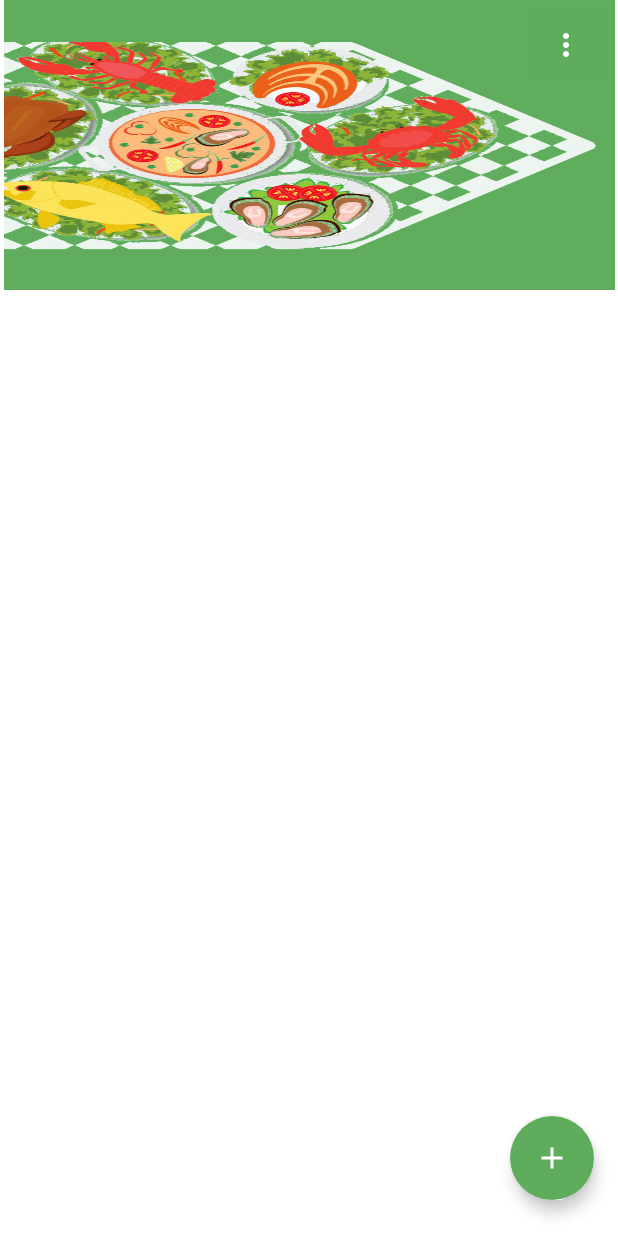
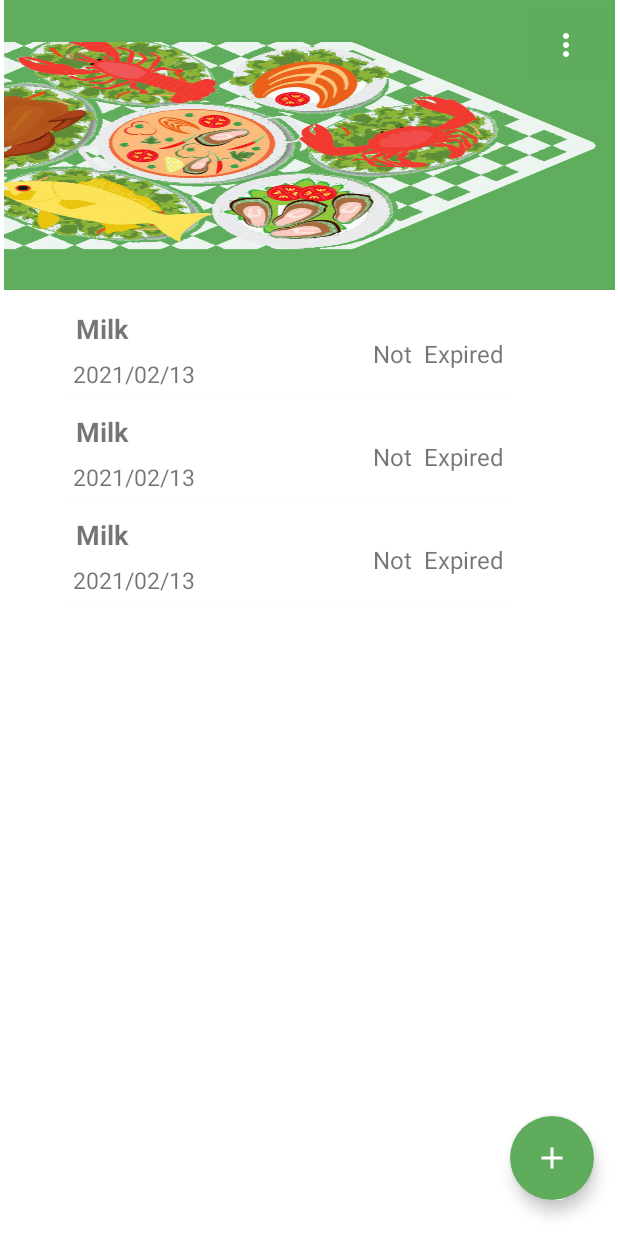
Before and after one commit to neel2468/ExpiryTracker, an Android app: the layout activity_home.xml on its own in the app's theme, with its tools: preview values and no code run, on a phone screen of 412 x 824 dp. Run offline under Robolectric (Android 15) with nearby library versions, the phone set to English and light mode, and no system bars.

Commit message:
integrated barcode and created product list screen with dummy json data

```diff
--- a/ClientApp/app/build.gradle
+++ b/ClientApp/app/build.gradle
@@ -8,7 +8,7 @@ android {
 
     defaultConfig {
         applicationId "com.example.expirytracker"
-        minSdkVersion 16
+        minSdkVersion 24
         targetSdkVersion 30
         versionCode 1
         versionName "1.0"
@@ -42,4 +42,5 @@ dependencies {
     testImplementation 'junit:junit:4.+'
     androidTestImplementation 'androidx.test.ext:junit:1.1.2'
     androidTestImplementation 'androidx.test.espresso:espresso-core:3.3.0'
+    implementation('com.journeyapps:zxing-android-embedded:4.1.0')
 }
--- /dev/null
+++ b/ClientApp/app/src/main/java/com/example/expirytracker/CaptureAct.java
@@ -0,0 +1,6 @@
+package com.example.expirytracker;
+
+import com.journeyapps.barcodescanner.CaptureActivity;
+
+public class CaptureAct extends CaptureActivity {
+}
--- a/ClientApp/app/src/main/res/layout/activity_home.xml
+++ b/ClientApp/app/src/main/res/layout/activity_home.xml
@@ -58,31 +58,62 @@
         app:srcCompat="@drawable/ic_keyboard"
         app:tint="#60AC5D" />
 
-    <TextView
+
+    <androidx.cardview.widget.CardView
         android:id="@+id/form_msg"
         android:layout_width="wrap_content"
-        android:layout_height="wrap_content"
-        android:layout_marginEnd="12dp"
-        android:layout_marginRight="12dp"
-        android:layout_marginBottom="28dp"
-        android:text="Type manually"
-        android:textColor="#60AC5D"
+        android:layout_height="38dp"
+        android:layout_marginEnd="4dp"
+        android:layout_marginRight="4dp"
+        android:elevation="10dp"
         android:visibility="invisible"
+        app:cardCornerRadius="15dp"
         app:layout_constraintBottom_toBottomOf="@+id/form_btn"
-        app:layout_constraintEnd_toStartOf="@+id/form_btn" />
+        app:layout_constraintEnd_toStartOf="@+id/form_btn"
+        app:layout_constraintTop_toTopOf="@+id/form_btn"
+        app:layout_constraintVertical_bias="0.388">
 
-    <TextView
+        <TextView
+            android:layout_width="match_parent"
+            android:layout_height="match_parent"
+            android:layout_marginLeft="8dp"
+            android:layout_marginTop="8dp"
+            android:layout_marginRight="8dp"
+            android:layout_marginBottom="8dp"
+            android:text="Type manually"
+            android:textColor="#60AC5D"
+            app:layout_constraintBottom_toBottomOf="@+id/form_btn"
+            app:layout_constraintEnd_toStartOf="@+id/form_btn" />
+
+    </androidx.cardview.widget.CardView>
+
+    <androidx.cardview.widget.CardView
         android:id="@+id/barcode_msg"
         android:layout_width="wrap_content"
-        android:layout_height="wrap_content"
-        android:layout_marginEnd="16dp"
-        android:layout_marginRight="16dp"
-        android:layout_marginBottom="24dp"
-        android:text="Scan barcode"
-        android:textColor="#60AC5D"
+        android:layout_height="38dp"
+        android:layout_marginEnd="4dp"
+        android:layout_marginRight="4dp"
+        android:elevation="10dp"
         android:visibility="invisible"
+        app:cardCornerRadius="15dp"
         app:layout_constraintBottom_toBottomOf="@+id/qr_code_btn"
-        app:layout_constraintEnd_toStartOf="@+id/qr_code_btn" />
+        app:layout_constraintEnd_toStartOf="@+id/qr_code_btn"
+        app:layout_constraintTop_toTopOf="@+id/qr_code_btn"
+        app:layout_constraintVertical_bias="0.388">
+
+        <TextView
+            android:layout_width="match_parent"
+            android:layout_height="match_parent"
+            android:layout_marginLeft="8dp"
+            android:layout_marginTop="8dp"
+            android:layout_marginRight="8dp"
+            android:layout_marginBottom="8dp"
+            android:text="Scan barcode"
+            android:textColor="#60AC5D"
+            app:layout_constraintBottom_toBottomOf="@+id/qr_code_btn"
+            app:layout_constraintEnd_toStartOf="@+id/qr_code_btn" />
+
+    </androidx.cardview.widget.CardView>
 
     <View
         android:id="@+id/view"
@@ -105,4 +136,25 @@
         app:layout_constraintTop_toTopOf="parent"
         app:srcCompat="@drawable/ic_vertical_dot" />
 
+    <androidx.recyclerview.widget.RecyclerView
+        android:id="@+id/productListRecyclerView"
+        android:layout_width="326dp"
+        android:layout_height="447dp"
+        android:layout_marginStart="16dp"
+        android:layout_marginLeft="16dp"
+        android:layout_marginTop="8dp"
+        android:layout_marginEnd="16dp"
+        android:layout_marginRight="16dp"
+        android:scrollbars="vertical"
+        app:layout_constraintBottom_toBottomOf="parent"
+        app:layout_constraintEnd_toEndOf="parent"
+        app:layout_constraintHorizontal_bias="0.222"
+        app:layout_constraintStart_toStartOf="parent"
+        app:layout_constraintTop_toBottomOf="@+id/view"
+        app:layout_constraintVertical_bias="0.0"
+        tools:listitem="@layout/product_list_item" />
+
+
+
+
 </androidx.constraintlayout.widget.ConstraintLayout>
--- /dev/null
+++ b/ClientApp/app/src/main/res/layout/product_list_item.xml
@@ -0,0 +1,63 @@
+<?xml version="1.0" encoding="utf-8"?>
+<androidx.cardview.widget.CardView xmlns:tools="http://schemas.android.com/tools"
+    android="http://schemas.android.com/apk/res/android"
+    android:layout_width="match_parent"
+    xmlns:app="http://schemas.android.com/apk/res-auto"
+    app:cardCornerRadius="10dp"
+    android:layout_margin="5dp"
+    android:elevation="20dp"
+    android:layout_height="wrap_content"
+    xmlns:android="http://schemas.android.com/apk/res/android">
+
+    <androidx.constraintlayout.widget.ConstraintLayout
+        android:layout_width="match_parent"
+        android:layout_height="wrap_content">
+
+        <TextView
+            android:id="@+id/productName"
+            android:layout_width="200dp"
+            android:layout_height="0dp"
+            android:layout_marginStart="20dp"
+            android:layout_marginLeft="20dp"
+            android:layout_marginBottom="8dp"
+            android:text="Milk"
+            android:textSize="18sp"
+            android:textStyle="bold"
+            app:layout_constraintBottom_toTopOf="@id/proudctExpiryDate"
+            app:layout_constraintEnd_toStartOf="@+id/expiryStatus"
+            app:layout_constraintStart_toStartOf="parent"
+            app:layout_constraintTop_toTopOf="parent" />
+
+        <TextView
+            android:id="@+id/proudctExpiryDate"
+            android:layout_width="200dp"
+            android:layout_height="26dp"
+            android:layout_marginStart="26dp"
+            android:layout_marginLeft="26dp"
+            android:layout_marginTop="32dp"
+            android:text="2021/02/13"
+            android:textSize="15sp"
+            app:layout_constraintBottom_toBottomOf="parent"
+            app:layout_constraintEnd_toStartOf="@+id/expiryStatus"
+            app:layout_constraintStart_toStartOf="parent"
+            app:layout_constraintTop_toTopOf="parent" />
+
+        <TextView
+            android:id="@+id/expiryStatus"
+            android:layout_width="wrap_content"
+            android:layout_height="wrap_content"
+            android:layout_marginEnd="24dp"
+            android:layout_marginRight="24dp"
+            android:text="Not  Expired"
+            android:textSize="16sp"
+            app:layout_constraintBottom_toBottomOf="parent"
+            app:layout_constraintEnd_toEndOf="parent"
+            app:layout_constraintHorizontal_bias="0.609"
+            app:layout_constraintStart_toEndOf="@+id/proudctExpiryDate"
+            app:layout_constraintTop_toTopOf="parent"
+            app:layout_constraintVertical_bias="0.504" />
+
+
+    </androidx.constraintlayout.widget.ConstraintLayout>
+
+</androidx.cardview.widget.CardView>
--- a/ClientApp/app/src/main/res/values/colors.xml
+++ b/ClientApp/app/src/main/res/values/colors.xml
@@ -5,4 +5,5 @@
     <color name="colorPrimaryLight">#60ac5d</color>
     <color name="colorBlack">#FF000000</color>
     <color name="colorWhite">#FFFFFFFF</color>
+    <color name="colorRed">#EF5350</color>
 </resources>
```
Also changed, not shown: ClientApp/app/src/main/AndroidManifest.xml (+8 -0 lines), ClientApp/app/src/main/java/com/example/expirytracker/FileUtility.java (added, +30 -0 lines), ClientApp/app/src/main/java/com/example/expirytracker/HomeActivity.java (+95 -1 lines), ClientApp/app/src/main/java/com/example/expirytracker/Products.java (added, +19 -0 lines), ClientApp/app/src/main/java/com/example/expirytracker/RecyclerAdapter.java (added, +78 -0 lines), ClientApp/app/src/main/res/raw/products.json (added, +252 -0 lines).
